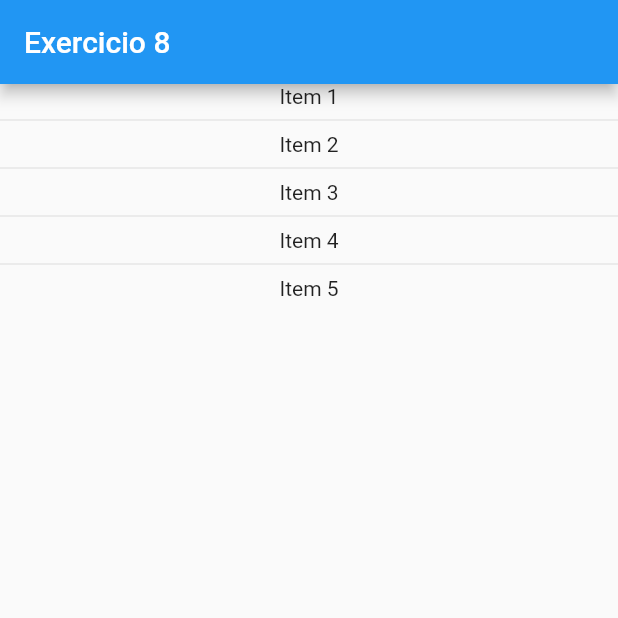
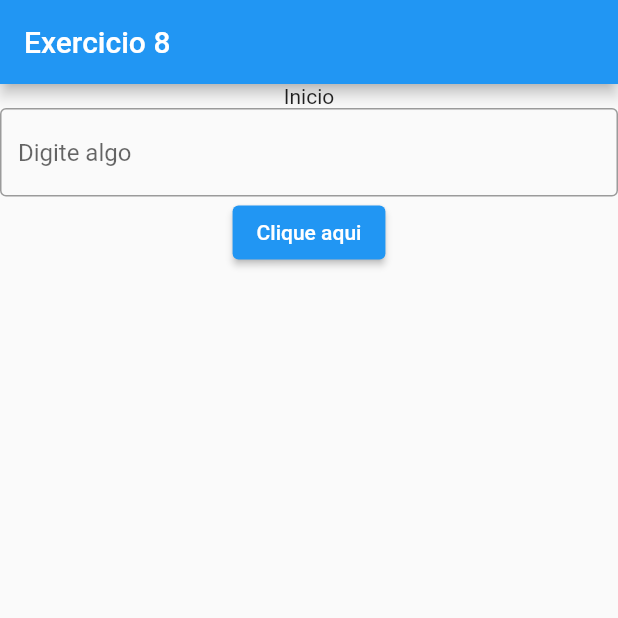
Before and after one commit to paulomenezes/flutter, a Flutter app: the screen it shows after launch, on a phone screen of 412 x 824 dp, the top half of it. Run offline on Flutter 3.47's test engine with Material 2 defaults, Android fonts, the phone set to English and light mode, and no system bars.

Commit message:
exercice 9

```diff
--- a/hello_world/lib/main.dart
+++ b/hello_world/lib/main.dart
@@ -7,16 +7,38 @@ void main() {
         appBar: AppBar(
           title: const Text("Exercicio 8"),
         ),
-        body: Column(children: const [
-          Text("Item 1"),
-          Divider(),
-          Text("Item 2"),
-          Divider(),
-          Text("Item 3"),
-          Divider(),
-          Text("Item 4"),
-          Divider(),
-          Text("Item 5"),
-        ]),
+        body: ContentWidget(),
       )));
 }
+
+class ContentWidget extends StatefulWidget {
+  const ContentWidget({Key? key}) : super(key: key);
+
+  @override
+  State<ContentWidget> createState() => _ContentState();
+}
+
+class _ContentState extends State<ContentWidget> {
+  String texto = "Inicio";
+
+  final TextEditingController inputController = TextEditingController();
+
+  @override
+  Widget build(BuildContext context) {
+    return Column(children: [
+      Text(texto),
+      TextField(
+        decoration: const InputDecoration(
+            border: OutlineInputBorder(), hintText: "Digite algo"),
+        controller: inputController,
+      ),
+      ElevatedButton(
+          onPressed: () {
+            setState(() {
+              texto = inputController.text;
+            });
+          },
+          child: const Text("Clique aqui"))
+    ]);
+  }
+}
```
